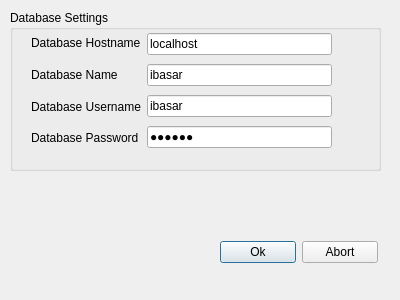
Before: the Qt Designer form iBasar/settingsdialog.ui in hoihrig/iBasar, drawn with Qt 5.
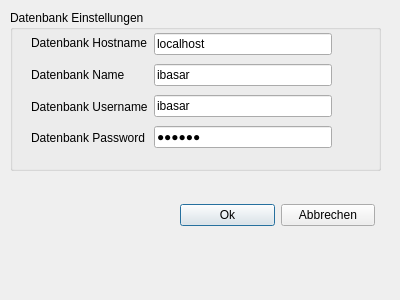
After: the same form once the commit is applied.

```diff
--- a/iBasar/settingsdialog.ui
+++ b/iBasar/settingsdialog.ui
@@ -23,9 +23,9 @@
     </rect>
    </property>
    <property name="title">
-    <string>Database Settings</string>
+    <string>Datenbank Einstellungen</string>
    </property>
-   <widget class="QWidget" name="">
+   <widget class="QWidget" name="layoutWidget">
     <property name="geometry">
      <rect>
       <x>21</x>
@@ -40,28 +40,28 @@
        <item>
         <widget class="QLabel" name="label">
          <property name="text">
-          <string>Database Hostname</string>
+          <string>Datenbank Hostname</string>
          </property>
         </widget>
        </item>
        <item>
         <widget class="QLabel" name="label_2">
          <property name="text">
-          <string>Database Name</string>
+          <string>Datenbank Name</string>
          </property>
         </widget>
        </item>
        <item>
         <widget class="QLabel" name="label_3">
          <property name="text">
-          <string>Database Username</string>
+          <string>Datenbank Username</string>
          </property>
         </widget>
        </item>
        <item>
         <widget class="QLabel" name="label_4">
          <property name="text">
-          <string>Database Password</string>
+          <string>Datenbank Password</string>
          </property>
         </widget>
        </item>
@@ -105,13 +105,13 @@
     </layout>
    </widget>
   </widget>
-  <widget class="QWidget" name="">
+  <widget class="QWidget" name="layoutWidget">
    <property name="geometry">
     <rect>
-     <x>220</x>
-     <y>240</y>
-     <width>158</width>
-     <height>25</height>
+     <x>180</x>
+     <y>200</y>
+     <width>195</width>
+     <height>30</height>
     </rect>
    </property>
    <layout class="QHBoxLayout" name="horizontalLayout_2">
@@ -125,7 +125,7 @@
     <item>
      <widget class="QPushButton" name="abortButton">
       <property name="text">
-       <string>Abort</string>
+       <string>Abbrechen</string>
       </property>
      </widget>
     </item>
```
